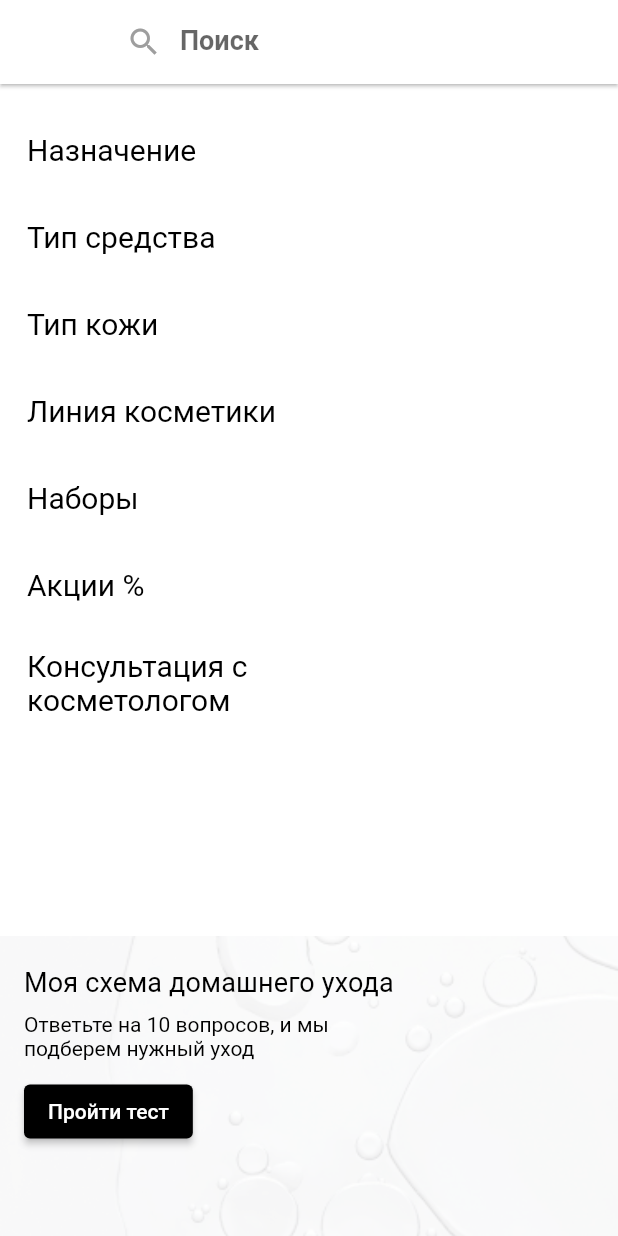
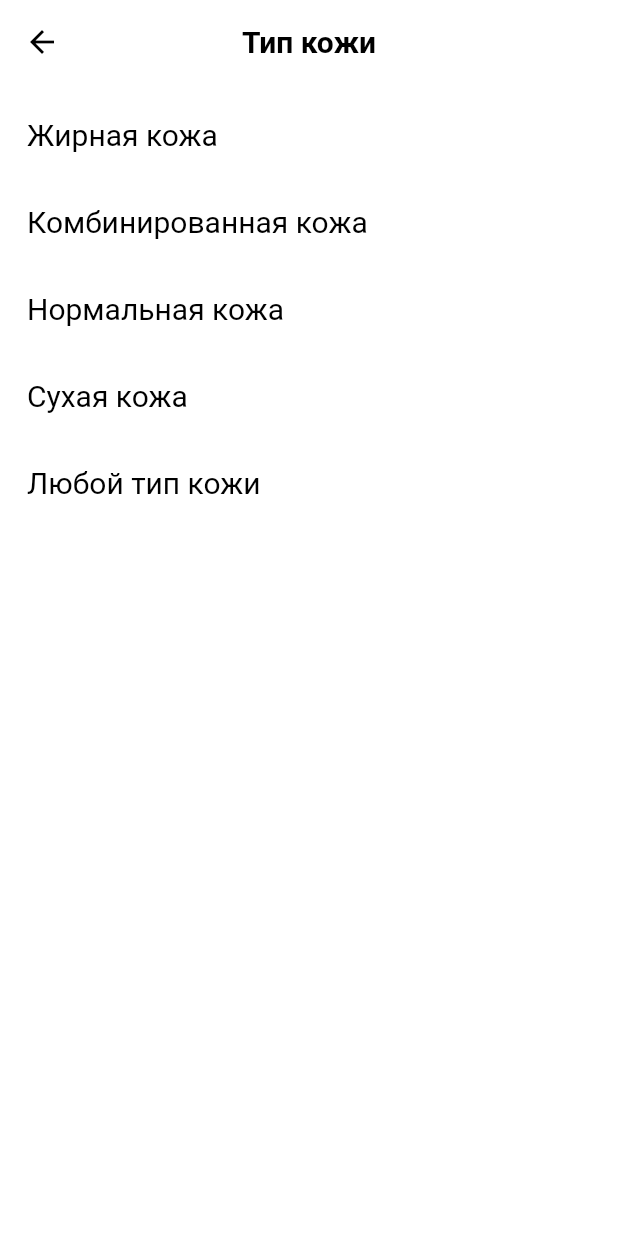
Before and after one commit to stanlag/online_cosmetics_store, a Flutter app: the SearchScreen screen opened directly, after a tap on "Тип кожи", on a phone screen of 412 x 824 dp. Run offline on Flutter 3.47's test engine with Material 3 defaults, Android fonts, the phone set to English and light mode, and no system bars; Roboto replaces fonts that are missing (Sora).

Commit message:
add subtype

```diff
--- a/lib/assets/res/app_strings.dart
+++ b/lib/assets/res/app_strings.dart
@@ -70,6 +70,15 @@ abstract class AppStrings {
   static const consultation = 'Консультация с косметологом';
 
 
+  // типы  кожи
+  static const oilySkin = 'Жирная кожа';
+  static const combinationSkin = 'Комбинированная кожа';
+  static const normalSkin = 'Нормальная кожа';
+  static const drySkin = 'Сухая кожа';
+  static const anySkinType = 'Любой тип кожи';
+
+
+
 
 
 }
--- a/lib/assets/themes/theme_data.dart
+++ b/lib/assets/themes/theme_data.dart
@@ -6,6 +6,16 @@ abstract class AppThemeData {
   static final ThemeData lightTheme =
       ThemeData.light(useMaterial3: false).copyWith(
           scaffoldBackgroundColor: AppColors.white,
+          appBarTheme: const AppBarTheme(
+              centerTitle: true,
+              backgroundColor: AppColors.white,
+              foregroundColor: AppColors.black,
+              elevation: 0,
+              titleTextStyle: TextStyle(
+                color: Colors.black, fontSize: 20,
+                fontWeight: FontWeight.w600,
+                fontFamily: 'Sora',
+              )),
           textTheme: AppTextTheme.appTextTheme,
           outlinedButtonTheme: OutlinedButtonThemeData(
             style: ButtonStyle(
@@ -32,13 +42,10 @@ abstract class AppThemeData {
               style: ButtonStyle(
             backgroundColor: WidgetStatePropertyAll(AppColors.white),
             foregroundColor: WidgetStatePropertyAll(AppColors.black),
-          textStyle: WidgetStatePropertyAll( TextStyle(
+            textStyle: WidgetStatePropertyAll(TextStyle(
               color: AppColors.black,
               fontSize: 20,
               fontWeight: FontWeight.w400,
             )),
-        )
-
-      )
-      );
+          )));
 }
--- /dev/null
+++ b/lib/domain/entity/button_item.dart
@@ -0,0 +1,5 @@
+class ButtonItem {
+  final String title;
+  final Function() onPress;
+  ButtonItem({required this.title, required this.onPress});
+}
--- a/lib/main.dart
+++ b/lib/main.dart
@@ -1,8 +1,6 @@
 import 'package:flutter/material.dart';
 import 'package:online_cosmetics_store/presentation/tab_screen.dart';
-
 import 'assets/themes/theme_data.dart';
-import 'data/mock_data.dart';
 
 void main() {
   runApp(const MyApp());
@@ -15,7 +13,6 @@ class MyApp extends StatelessWidget {
   Widget build(BuildContext context) {
     return MaterialApp(
       debugShowCheckedModeBanner: false,
-      title: 'Flutter Demo',
       theme: AppThemeData.lightTheme,
       home: const TabScreen(),
     );
--- a/lib/presentation/search_screen.dart
+++ b/lib/presentation/search_screen.dart
@@ -1,7 +1,8 @@
 import 'package:flutter/material.dart';
 import 'package:online_cosmetics_store/assets/res/app_strings.dart';
-
-import '../widgets/home_care_planner.dart';
+import 'package:online_cosmetics_store/presentation/subtype_sort_screen.dart';
+import 'package:online_cosmetics_store/utils/subtype_sort.dart';
+import 'package:online_cosmetics_store/widgets/home_care_planner.dart';
 
 class SearchScreen extends StatelessWidget {
   const SearchScreen({super.key});
@@ -37,7 +38,15 @@ class SearchScreen extends StatelessWidget {
           ),
           _BuildButton(
             name: AppStrings.skinType,
-            onPressed: () {},
+            onPressed: () {
+              Navigator.push(
+                context,
+                MaterialPageRoute(
+                  builder: (context) => SubtypeSortScreen(
+                      buttonList: SubtypeSort.buttonListSkinType),
+                ),
+              );
+            },
           ),
           _BuildButton(
             name: AppStrings.cosmeticLine,
--- /dev/null
+++ b/lib/presentation/subtype_sort_screen.dart
@@ -0,0 +1,35 @@
+import 'package:flutter/material.dart';
+import 'package:online_cosmetics_store/domain/entity/button_item.dart';
+
+class SubtypeSortScreen extends StatelessWidget {
+  const SubtypeSortScreen({super.key, required this.buttonList});
+  final Map<String, List<ButtonItem>> buttonList;
+
+  @override
+  Widget build(BuildContext context) {
+    String categoryTitle = buttonList.keys.first;
+    List<ButtonItem> buttons = buttonList[categoryTitle]!;
+
+    return Scaffold(
+      appBar: AppBar(
+        title: Text(categoryTitle),
+      ),
+      body: ListView.builder(
+        itemCount: buttons.length,
+        itemBuilder: (context, index) {
+          final button = buttons[index];
+          return Padding(
+            padding: const EdgeInsets.only(left: 10, right: 10, top: 10),
+            child: Align(
+              alignment: Alignment.centerLeft,
+              child: TextButton(
+                onPressed: button.onPress,
+                child: Text(button.title),
+              ),
+            ),
+          );
+        },
+      ),
+    );
+  }
+}
--- a/lib/presentation/tab_screen.dart
+++ b/lib/presentation/tab_screen.dart
@@ -3,7 +3,7 @@ import 'package:online_cosmetics_store/assets/colors/app_colors.dart';
 import 'package:online_cosmetics_store/assets/res/app_strings.dart';
 import 'package:online_cosmetics_store/presentation/main_screen.dart';
 import 'package:online_cosmetics_store/presentation/search_screen.dart';
-import '../widgets/empty_widget.dart';
+import 'package:online_cosmetics_store/widgets/empty_widget.dart';
 
 class TabScreen extends StatefulWidget {
   const TabScreen({super.key});
--- a/lib/widgets/button_grid.dart
+++ b/lib/widgets/button_grid.dart
@@ -29,7 +29,7 @@ class ButtonGrid extends StatelessWidget {
                     padding: const EdgeInsets.all(8.0),
                     child: OutlinedButton(
                       onPressed: () {},
-                      child:  const Text(AppStrings.hydrationSkin),
+                      child: const Text(AppStrings.hydrationSkin),
                     ),
                   ),
                 ),
--- a/lib/widgets/error_widget.dart
+++ b/lib/widgets/error_widget.dart
@@ -1,5 +1,4 @@
 import 'package:flutter/material.dart';
-
 import 'package:online_cosmetics_store/assets/res/app_strings.dart';
 
 /// Отображение ошибки
--- a/lib/widgets/home_care_planner.dart
+++ b/lib/widgets/home_care_planner.dart
@@ -1,13 +1,7 @@
 import 'package:flutter/material.dart';
 import 'package:online_cosmetics_store/assets/res/app_strings.dart';
-import 'package:online_cosmetics_store/widgets/card_product_image.dart';
-
 import 'package:online_cosmetics_store/assets/colors/app_colors.dart';
 import 'package:online_cosmetics_store/assets/res/app_assets.dart';
-import 'package:online_cosmetics_store/domain/entity/cards_product.dart';
-import 'package:online_cosmetics_store/utils/download_product.dart';
-import 'error_widget.dart';
-import 'loading_widget.dart';
 
 class HomeCarePlanner extends StatelessWidget {
   const HomeCarePlanner({super.key});
--- a/lib/widgets/image_product_widget.dart
+++ b/lib/widgets/image_product_widget.dart
@@ -1,7 +1,6 @@
 import 'package:flutter/material.dart';
 import 'package:online_cosmetics_store/domain/entity/products.dart';
-
-import '../assets/colors/app_colors.dart';
+import 'package:online_cosmetics_store/assets/colors/app_colors.dart';
 
 class ProductImage extends StatelessWidget {
   const ProductImage({super.key, required this.product});
--- a/lib/widgets/skin_care_scheme.dart
+++ b/lib/widgets/skin_care_scheme.dart
@@ -1,7 +1,6 @@
 import 'package:flutter/material.dart';
 import 'package:online_cosmetics_store/assets/res/app_strings.dart';
 import 'package:online_cosmetics_store/widgets/card_product_image.dart';
-
 import 'package:online_cosmetics_store/assets/colors/app_colors.dart';
 import 'package:online_cosmetics_store/assets/res/app_assets.dart';
 import 'package:online_cosmetics_store/domain/entity/cards_product.dart';
```
Also changed, not shown: lib/presentation/main_screen.dart (+9 -9 lines), lib/utils/subtype_sort.dart (added, +32 -0 lines), lib/widgets/card_product_image.dart (+5 -5 lines), lib/widgets/product_list_widget.dart (+4 -9 lines). Lines whose indentation alone changed are shown as unchanged.
